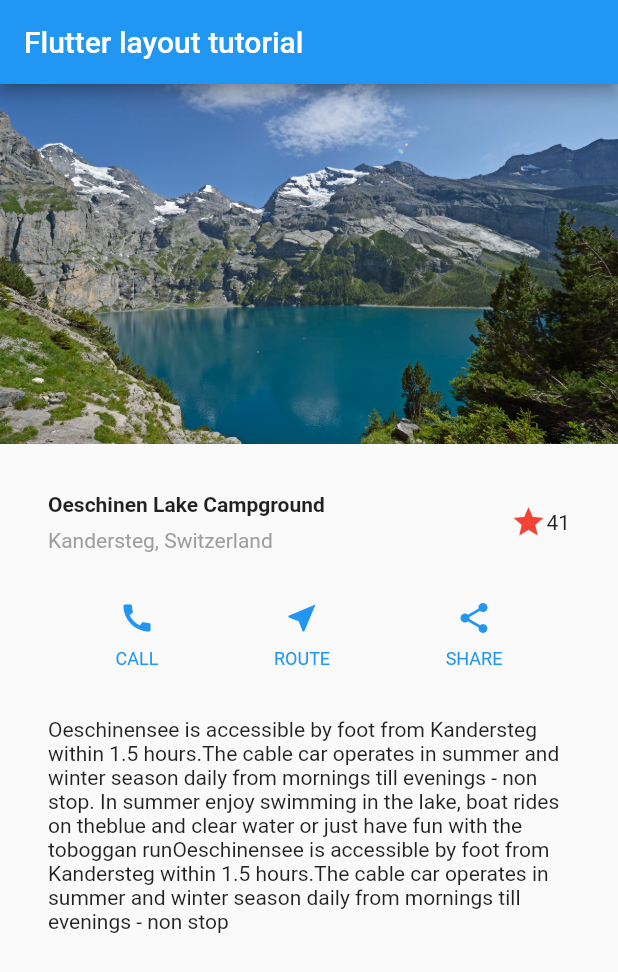
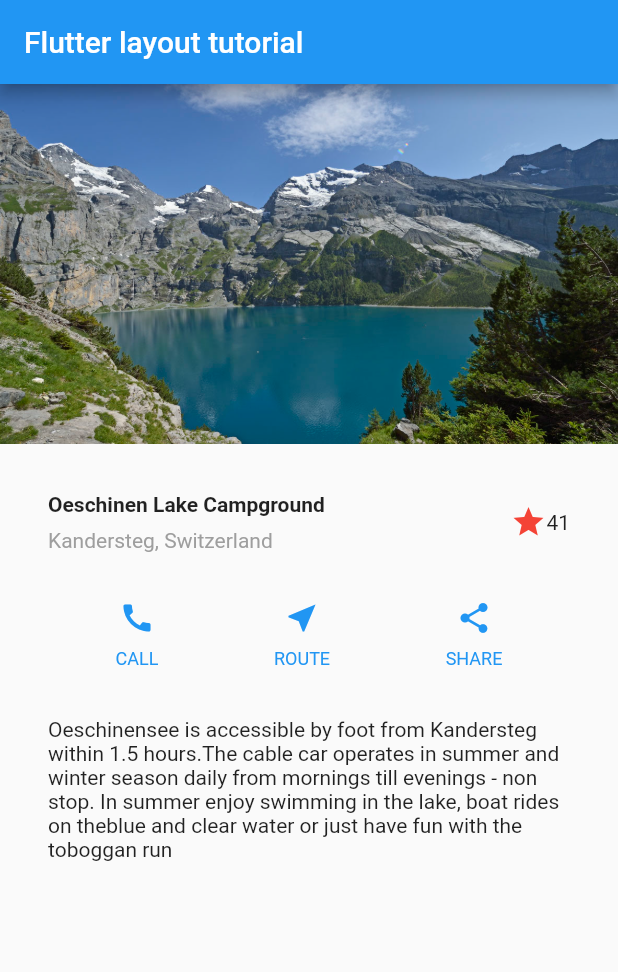
Before and after one commit to monajafi/layout_tutorial, a Flutter app: the screen it shows after launch, on a phone screen of 412 x 824 dp. Shown: the top 972 px of the screen. Run offline on Flutter 3.47's test engine with Material 2 defaults, Android fonts, the phone set to English and light mode, and no system bars.

Commit message:
text contect changed

```diff
--- a/lib/main.dart
+++ b/lib/main.dart
@@ -68,8 +68,6 @@ class HomePage extends StatelessWidget {
               'The cable car operates in summer and winter season daily from mornings till evenings - non stop'
               '. In summer enjoy swimming in the lake, boat rides on the'
               'blue and clear water or just have fun with the toboggan run'
-               'Oeschinensee is accessible by foot from Kandersteg within 1.5 hours.'
-              'The cable car operates in summer and winter season daily from mornings till evenings - non stop'
               ,
             ),
           )
```
